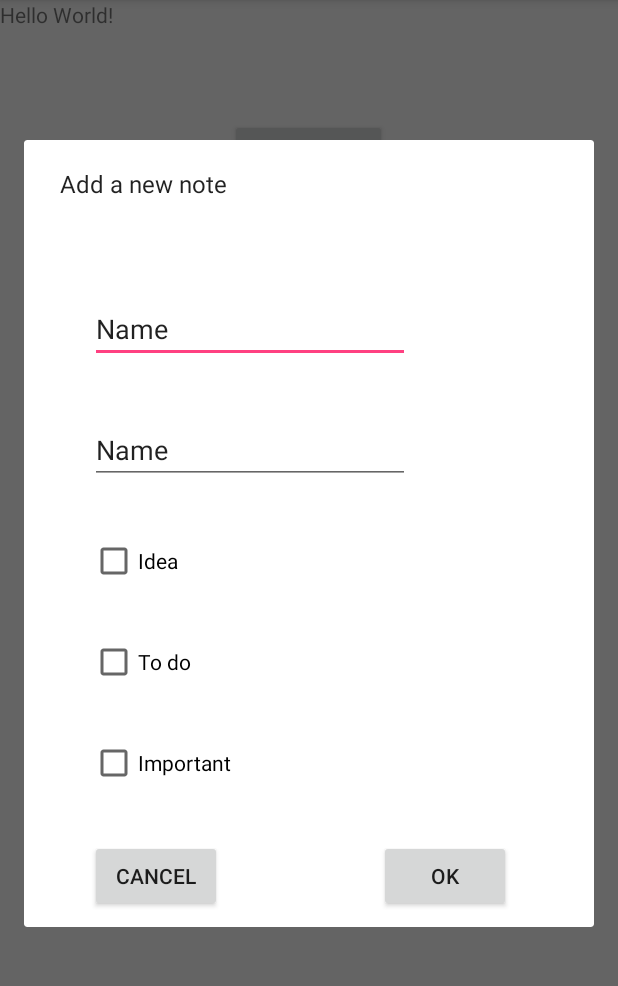
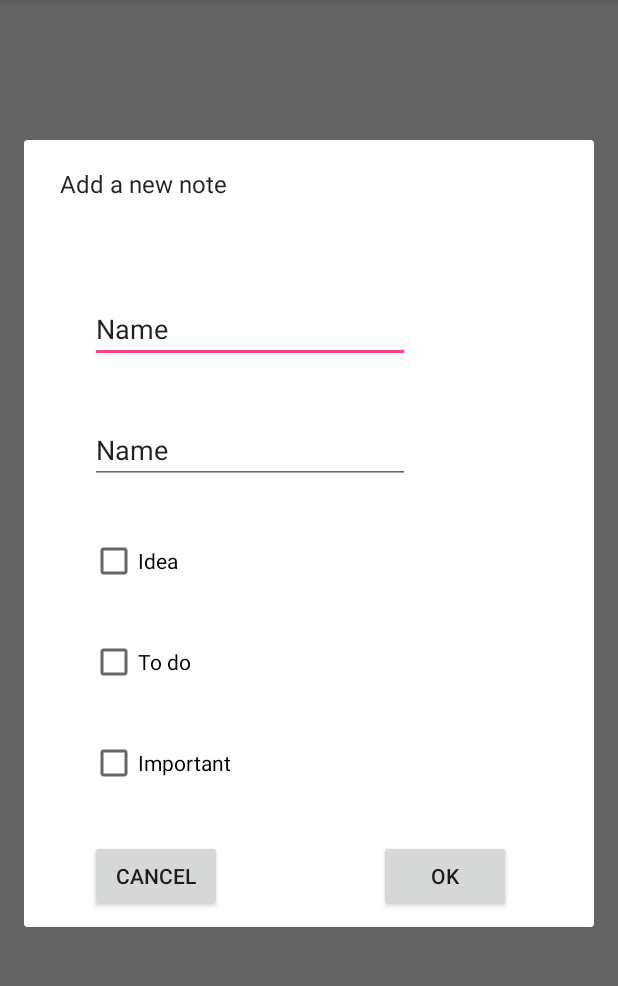
Before and after one commit to devf33/Note-to-self, an Android app: the screen it shows after launch (MainActivity), after a tap on "add", on a phone screen of 412 x 824 dp, the part 84-1070 px from its top. Run offline under Robolectric (Android 15) with nearby library versions, the phone set to English and light mode, and no system bars.

Commit message:
Note to self End of first code block page 324

```diff
--- a/app/src/main/res/layout/activity_main.xml
+++ b/app/src/main/res/layout/activity_main.xml
@@ -6,23 +6,8 @@
     android:layout_height="match_parent"
     tools:context="com.gamecodeschool.notetoself.MainActivity">
 
-    <TextView
-        android:layout_width="wrap_content"
-        android:layout_height="wrap_content"
-        android:text="Hello World!"
-        app:layout_constraintBottom_toBottomOf="parent"
-        app:layout_constraintLeft_toLeftOf="parent"
-        app:layout_constraintRight_toRightOf="parent"
-        app:layout_constraintTop_toTopOf="parent"
-        android:id="@+id/textView" />
-
-    <Button
-        android:id="@+id/button"
-        android:layout_width="wrap_content"
-        android:layout_height="wrap_content"
-        android:layout_below="@+id/textView"
-        android:layout_centerHorizontal="true"
-        android:layout_marginTop="60dp"
-        android:text="Show Note" />
-
+    <ListView
+        android:id="@+id/ListView"
+        android:layout_width="match_parent"
+        android:layout_height="match_parent" />
 </RelativeLayout>
```
Also changed, not shown: app/src/main/java/com/gamecodeschool/notetoself/MainActivity.java (+79 -17 lines), app/src/main/res/layout/listitem.xml (added, +48 -0 lines).
